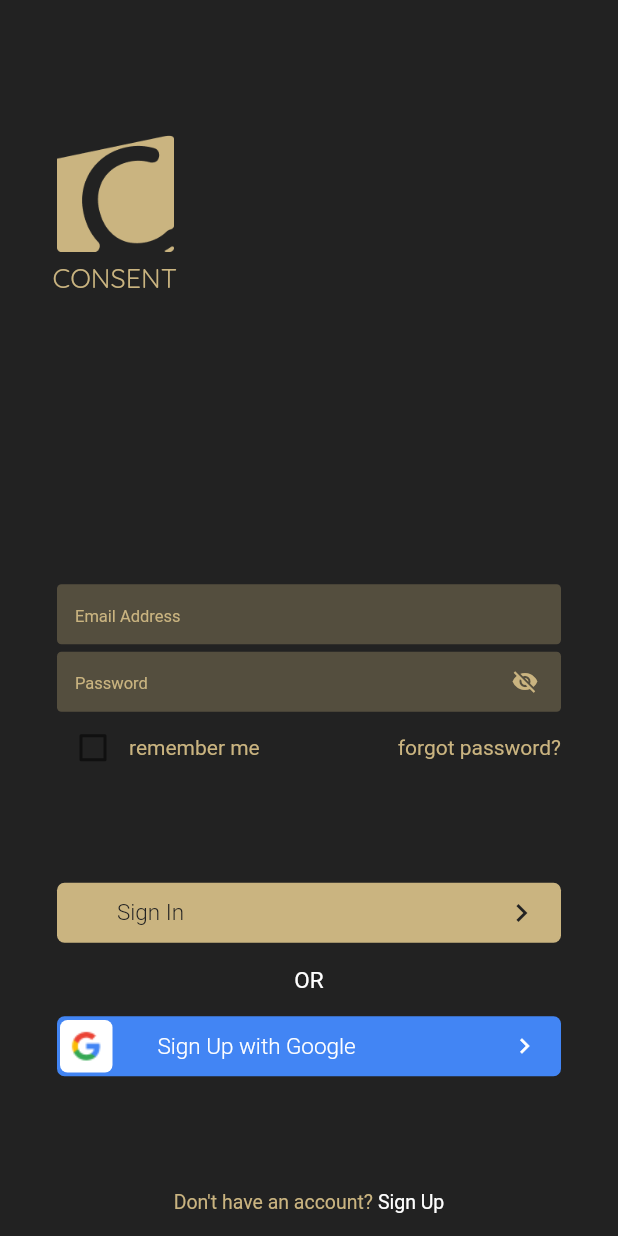
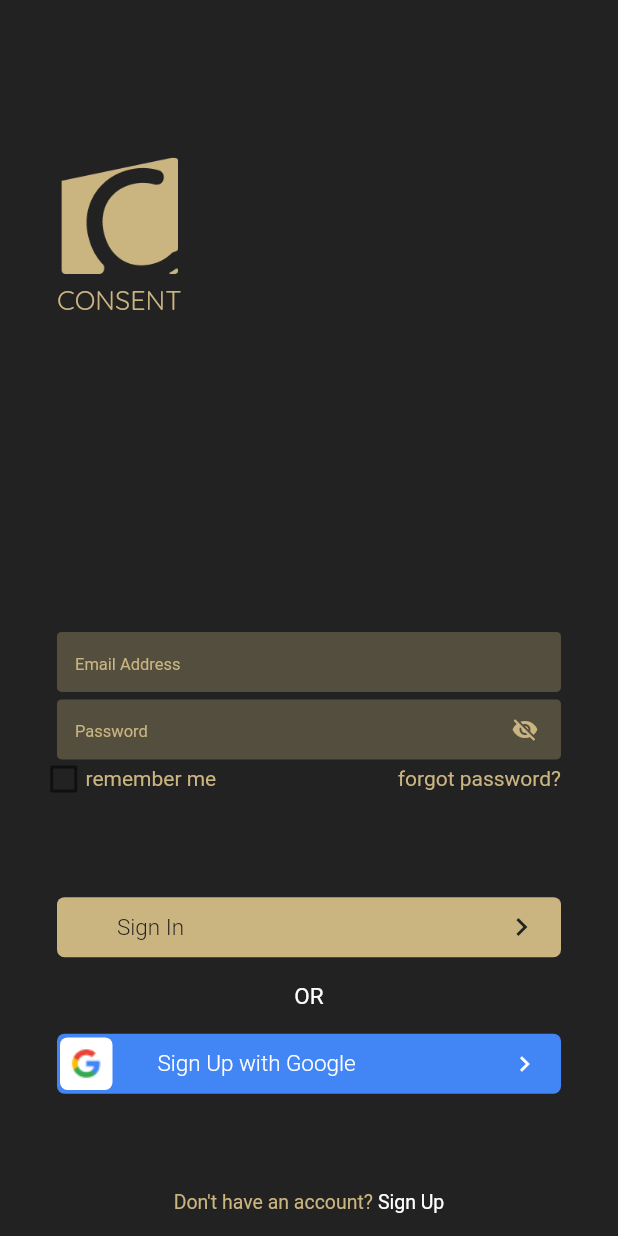
Before and after one commit to grantconsent/Seychelles, a Flutter app: the screen it shows after launch, after a tap on the "chevron right" icon, after a tap on "Sign In", on a phone screen of 412 x 824 dp. Run offline on Flutter 3.47's test engine with Material 2 defaults, Android fonts, the phone set to English and light mode, and no system bars; our stand-ins replace cloud_firestore, contacts_service, email_validator, firebase_auth, google_fonts, image_picker and 1 more; missing offline and left inert: mailer; accounts and stored records are empty.

Commit message:
Sign in screen responsive Wrapped splash screen in scroll view just in case

```diff
--- a/lib/screens/sign_in.dart
+++ b/lib/screens/sign_in.dart
@@ -10,70 +10,42 @@ import 'package:grantconsent/utilities/custom_classes.dart';
 import 'package:grantconsent/utilities/custom_widgets.dart';
 import 'package:grantconsent/utilities/styles.dart';
 
-class SignIn extends StatefulWidget {
-  @override
-  _SignInState createState() => _SignInState();
-}
-
-class _SignInState extends State<SignIn> {
-  bool checkBoxValue = false;
-
+class SignIn extends StatelessWidget {
   final TextEditingController inputEmail = TextEditingController();
   final TextEditingController inputPassword = TextEditingController();
   final scaffoldKey = new GlobalKey<ScaffoldState>();
-
 
   Widget build(BuildContext context) {
     return Scaffold(
       key: scaffoldKey,
       backgroundColor: kBackgroundColor,
-      body: Column(
-        mainAxisAlignment: MainAxisAlignment.center,
+      body: SingleChildScrollView(
+        child: Container(
+          constraints: BoxConstraints.tight(kScreenSize),
+          padding: EdgeInsets.symmetric(horizontal: 38),
+          child: Column(
+            // mainAxisAlignment: MainAxisAlignment.center,
             crossAxisAlignment: CrossAxisAlignment.start,
             children: <Widget>[
-          Expanded(
-            flex: 2,
-            child: Padding(
-                padding: const EdgeInsets.only(
-                    left: 35.0, right: 35.0, top: 90.0, bottom: 5),
-                child: GrantConsentLogo(LogoType.mediumWithText)),
-          ),
-          Expanded(
-            flex: 2,
-            child: SingleChildScrollView(
-              child: Padding(
-                padding: const EdgeInsets.symmetric(horizontal: 38.0),
-                child: Column(
-                  children: <Widget>[
-                    Padding(
-                      padding: const EdgeInsets.only(bottom: 5.0),
-                      child: CustomTextFormField(
+              Spacer(flex: 3),
+              GrantConsentLogo(LogoType.mediumWithText),
+              Spacer(flex: 6),
+              CustomTextFormField(
                 controller: inputEmail,
                 hintText: "Email Address",
                 textInputType: TextInputType.emailAddress,
               ),
-                    ),
+              SizedBox(height: 5),
               CustomTextFormField(
                   controller: inputPassword,
                   obscure: true,
-                        icon: Icon(
-                          Icons.remove_red_eye,
-                          size: 15,
-                          color: kButtonTextColor2,
-                        ),
                   hintText: "Password"),
-                    Padding(
-                      padding: const EdgeInsets.only(bottom: 15.0),
-                      child: Row(
+              SizedBox(height: 5),
+              Row(
+                crossAxisAlignment: CrossAxisAlignment.center,
                 children: <Widget>[
-                          Checkbox(
-                              value: checkBoxValue,
-                              activeColor: kButtonTextColor2,
-                              onChanged: (bool newValue) {
-                                setState(() {
-                                  checkBoxValue = newValue;
-                                });
-                              }),
+                  SizedCheckBox(),
+                  SizedBox(width: 10),
                   Expanded(
                     child: Text(
                       'remember me',
@@ -82,10 +54,10 @@ class _SignInState extends State<SignIn> {
                   ),
                   GestureDetector(
                     onTap: () {
-
-                              Navigator.pushReplacement(context,
-                              MaterialPageRoute(builder: (context) => ForgotPassword()));
-
+                      Navigator.pushReplacement(
+                          context,
+                          MaterialPageRoute(
+                              builder: (context) => ForgotPassword()));
                     },
                     child: Text(
                       'forgot password?',
@@ -94,42 +66,26 @@ class _SignInState extends State<SignIn> {
                   ),
                 ],
               ),
-                    ),
-                    Padding(
-                      padding: const EdgeInsets.only(top: 50.0),
-                      child: Column(
-                        children: <Widget>[
-                          Padding(
-                            padding: const EdgeInsets.only(bottom: 15.0),
-                            child: UserActionButton(
+              Spacer(flex: 2),
+              UserActionButton(
                   onTap: () {
                     _signIn(context);
                   },
                   label: 'Sign In',
                   filled: true),
+              Padding(
+                padding: const EdgeInsets.symmetric(vertical: 16.0),
+                child: Center(child: Text("OR", style: kOrTextStyle)),
               ),
-                          Text("OR", style: kOrTextStyle),
-                          Padding(
-                            padding: const EdgeInsets.only(top: 15.0),
-                            child: UserGoogleButton(
+              UserGoogleButton(
                 onTap: () {
-                                Navigator.push(
-                                    context,
-                                    MaterialPageRoute(
-                                        builder: (context) => SignIn()));
+                  Navigator.push(context,
+                      MaterialPageRoute(builder: (context) => SignIn()));
                 },
               ),
-                          ),
-                        ],
-                      ),
-                    ),
-                  ],
-                ),
-              ),
-            ),
-          ),
+              Spacer(),
               Padding(
-            padding: const EdgeInsets.only(bottom: 15.0, top: 15),
+                padding: const EdgeInsets.only(bottom: 15.0, top: 30),
                 child: Row(
                   crossAxisAlignment: CrossAxisAlignment.end,
                   mainAxisAlignment: MainAxisAlignment.center,
@@ -153,12 +109,12 @@ class _SignInState extends State<SignIn> {
               ),
             ],
           ),
+        ),
+      ),
     );
   }
 
-
   _signIn(BuildContext context) async {
-
     final bool isValid = EmailValidator.validate(inputEmail.text);
     if (!isValid) {
       //If email is empty
@@ -184,14 +140,35 @@ class _SignInState extends State<SignIn> {
             customSnackBar(message: 'Please verify your email.'),
           );
         }
-
       } else {
         scaffoldKey.currentState.showSnackBar(
           customSnackBar(message: 'Incorrect Username or Password.'),
         );
       }
-
-
     }
   }
 }
+
+class SizedCheckBox extends StatefulWidget {
+  @override
+  _SizedCheckBoxState createState() => _SizedCheckBoxState();
+}
+
+class _SizedCheckBoxState extends State<SizedCheckBox> {
+  bool checkBoxValue = false;
+  @override
+  Widget build(BuildContext context) {
+    return SizedBox(
+      height: 10,
+      width: 9,
+      child: Checkbox(
+          value: checkBoxValue,
+          activeColor: kButtonTextColor2,
+          onChanged: (bool newValue) {
+            setState(() {
+              checkBoxValue = newValue;
+            });
+          }),
+    );
+  }
+}
--- a/lib/screens/splash_screen.dart
+++ b/lib/screens/splash_screen.dart
@@ -15,15 +15,13 @@ class SplashScreen extends StatelessWidget {
 
     return Scaffold(
       backgroundColor: kBackgroundColor,
-      body: Column(
+      body: SingleChildScrollView(
+        child: ConstrainedBox(
+          constraints: BoxConstraints.tight(kScreenSize),
+          child: Column(
             crossAxisAlignment: CrossAxisAlignment.start,
             children: <Widget>[
               Spacer(flex: 5),
-          // Padding(
-          //   padding: const EdgeInsets.only(left: 40.1),
-          //   child: GrantConsentLogo(LogoType.mediumWithText),
-          // ),
-          //  Spacer(flex: 3),
               Expanded(
                 flex: 8,
                 child: PageView.builder(
@@ -73,6 +71,8 @@ class SplashScreen extends StatelessWidget {
                     ),
                   ))
             ],
+          ),
+        ),
       ),
     );
   }
--- a/lib/utilities/custom_widgets.dart
+++ b/lib/utilities/custom_widgets.dart
@@ -312,6 +312,7 @@ class _CustomTextFormFieldState extends State<CustomTextFormField> {
     return SizedBox(
       height: 40,
       child: TextFormField(
+        enableSuggestions: true,
         controller: widget.controller,
         cursorColor: kButtonColor,
         style: kInputTextStyle, //TextStyle(color: kButtonTextColor2),
```
Also changed, not shown: lib/screens/loading_animation.dart (+0 -114 lines). Lines whose indentation alone changed are shown as unchanged.
